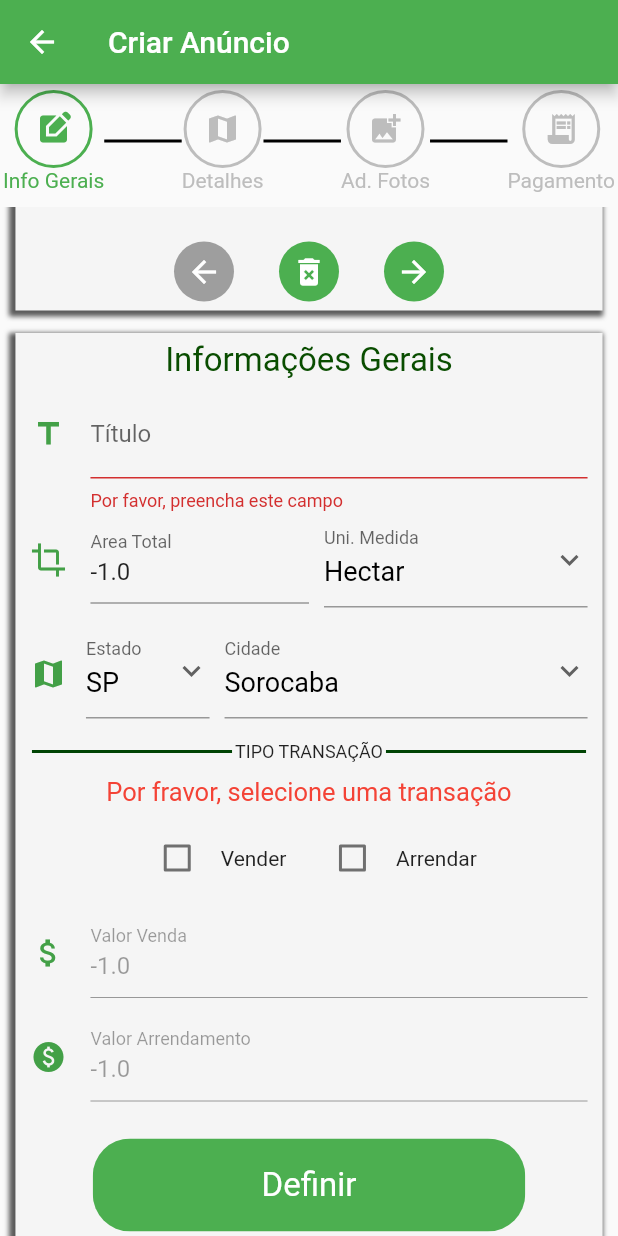
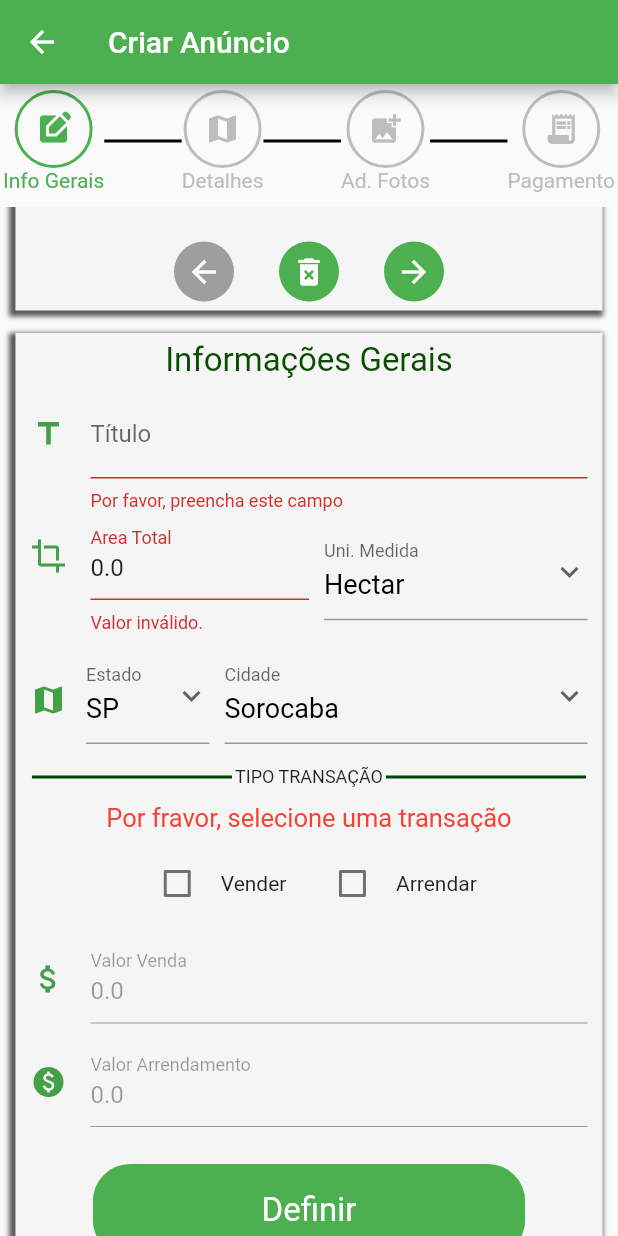
Before and after one commit to LaercioRJ/AgroImobi, a Flutter app: the CreatingTerrain screen opened directly with empty values, scrolled down 161 dp, after a tap on "Definir", on a phone screen of 412 x 824 dp. Run offline on Flutter 3.47's test engine with Material 2 defaults, Android fonts, the light colour scheme and no system bars; our stand-ins replace mask_text_input_formatter, shared_preferences; accounts and stored records are empty; Roboto replaces fonts that are missing (arial).

Commit message:
data validation basic info form

```diff
--- a/lib/src/classes/terrain.dart
+++ b/lib/src/classes/terrain.dart
@@ -75,28 +75,8 @@ class Terrain {
   }
 
   static createEmptyObject() {
-    Terrain terrain = Terrain(
-      -1,
-      '',
-      false,
-      false,
-      -1,
-      -1,
-      -1,
-      '',
-      '',
-      '',
-      '',
-      '',
-      -1,
-      '',
-      ['', ''],
-      [''],
-      '',
-      '',
-      '',
-      ''
-    );
+    Terrain terrain = Terrain(-1, '', false, false, 0, 0, 0, '', '', '', '', '',
+        -1, '', ['', ''], [''], '', '', '', '');
 
     return terrain;
   }
@@ -122,8 +102,7 @@ class Terrain {
         '',
         'Nenhuma descrição',
         '',
-      ''
-    );
+        '');
 
     return terrain;
   }
--- a/lib/src/screen/terrain_crud/create_forms/basic_info_form.dart
+++ b/lib/src/screen/terrain_crud/create_forms/basic_info_form.dart
@@ -97,6 +97,16 @@ class BasicInfoFormState extends State<BasicInfoForm> {
                                     initialValue: widget
                                         .terrainReference.totalArea
                                         .toString(),
+                                    validator: (value) {
+                                      if (value == null ||
+                                          value.isEmpty ||
+                                          double.parse(value) < 1) {
+                                        return "Valor inválido.";
+                                      }
+                                      widget.terrainReference.totalArea =
+                                          double.parse(value);
+                                      return null;
+                                    },
                                     keyboardType: TextInputType.number,
                                     inputFormatters: <TextInputFormatter>[
                                       FilteringTextInputFormatter.digitsOnly
@@ -220,7 +230,11 @@ class BasicInfoFormState extends State<BasicInfoForm> {
                                 validator: (value) {
                                   if (widget.terrainReference.sell) {
                                     if (value == null || value.isEmpty) {
-                                      return 'Por favor, preencha este campo';
+                                      return 'Por favor, preencha este campo.';
+                                    }
+                                    if (double.parse(value) < 1) {
+                                      return 'Por favor, utilize valores'
+                                          'maiores que 1.';
                                     }
                                     widget.terrainReference.sellPrice =
                                         double.parse(value);
@@ -251,7 +265,10 @@ class BasicInfoFormState extends State<BasicInfoForm> {
                                 validator: (value) {
                                   if (widget.terrainReference.rent) {
                                     if (value == null || value.isEmpty) {
-                                      return 'Por favor, preencha este campo';
+                                      return 'Por favor, preencha este campo.';
+                                    }
+                                    if (double.parse(value) < 1) {
+                                      return 'Por favor, utilize valores maiores do que 1.';
                                     }
                                     widget.terrainReference.rentPrice =
                                         double.parse(value);
@@ -293,7 +310,7 @@ class BasicInfoFormState extends State<BasicInfoForm> {
                                                   widget
                                                       .terrainReference.rent)) {
                                             widget.onSubmit(
-                                                1, widget.terrainReference, 0);
+                                                1, widget.terrainReference);
                                           }
                                         },
                                         child: const Text('Definir')),
--- a/lib/src/screen/terrain_crud/creating_terrain.dart
+++ b/lib/src/screen/terrain_crud/creating_terrain.dart
@@ -38,7 +38,7 @@ class _CreatingTerrainState extends State<CreatingTerrain> {
     const PaymentForm()
   ];
 
-  nextStep(int newPageNumber, Terrain terrainRefresh, keyIndex) {
+  nextStep(int newPageNumber, Terrain terrainRefresh) {
     forms.add(pageList[newPageNumber - 1]);
     widget._pageController.animateToPage(newPageNumber,
         duration: const Duration(milliseconds: 750), curve: Curves.ease);
@@ -62,7 +62,7 @@ class _CreatingTerrainState extends State<CreatingTerrain> {
   @override
   Widget build(BuildContext context) {
     return WillPopScope(
-        // will execute this function when back buttom pressed
+        // will execute this function when back buttom pressed and the view poped
         onWillPop: _onBackPressed,
         child: Scaffold(
             appBar: AppBar(
```
Lines whose indentation alone changed are shown as unchanged.
